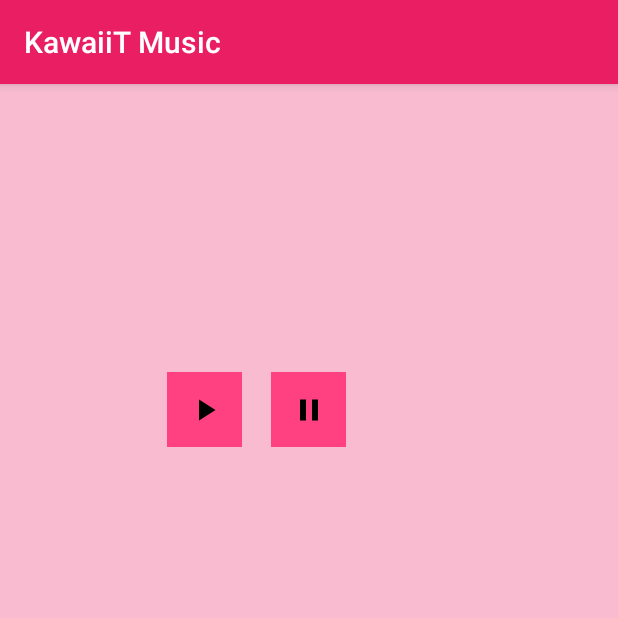
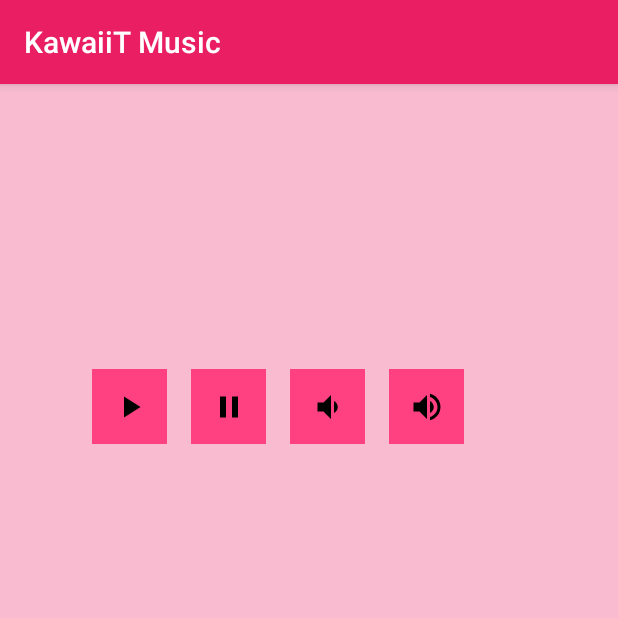
Before and after one commit to laramartin/android_udacity_course, an Android app: the screen it shows after launch (MainActivity), on a phone screen of 412 x 824 dp, the top half of it. Run offline under Robolectric (Android 15) with nearby library versions, the phone set to English and light mode, and no system bars; 4 statements that could not run were skipped.

Commit message:
volume buttons

```diff
--- /dev/null
+++ b/KawaiiMusicPlayer/app/src/main/res/drawable/ic_volume_down_black_24dp.xml
@@ -0,0 +1,9 @@
+<vector xmlns:android="http://schemas.android.com/apk/res/android"
+        android:width="24dp"
+        android:height="24dp"
+        android:viewportWidth="24.0"
+        android:viewportHeight="24.0">
+    <path
+        android:fillColor="#FF000000"
+        android:pathData="M18.5,12c0,-1.77 -1.02,-3.29 -2.5,-4.03v8.05c1.48,-0.73 2.5,-2.25 2.5,-4.02zM5,9v6h4l5,5V4L9,9H5z"/>
+</vector>
--- /dev/null
+++ b/KawaiiMusicPlayer/app/src/main/res/drawable/ic_volume_up_black_24dp.xml
@@ -0,0 +1,9 @@
+<vector xmlns:android="http://schemas.android.com/apk/res/android"
+        android:width="24dp"
+        android:height="24dp"
+        android:viewportWidth="24.0"
+        android:viewportHeight="24.0">
+    <path
+        android:fillColor="#FF000000"
+        android:pathData="M3,9v6h4l5,5L12,4L7,9L3,9zM16.5,12c0,-1.77 -1.02,-3.29 -2.5,-4.03v8.05c1.48,-0.73 2.5,-2.25 2.5,-4.02zM14,3.23v2.06c2.89,0.86 5,3.54 5,6.71s-2.11,5.85 -5,6.71v2.06c4.01,-0.91 7,-4.49 7,-8.77s-2.99,-7.86 -7,-8.77z"/>
+</vector>
--- a/KawaiiMusicPlayer/app/src/main/res/layout/activity_main.xml
+++ b/KawaiiMusicPlayer/app/src/main/res/layout/activity_main.xml
@@ -16,15 +16,15 @@
         android:layout_height="50dp"
         android:text="Play"
         android:id="@+id/play"
-        android:layout_marginTop="176dp"
+        android:layout_marginTop="174dp"
         android:background="@color/colorAccent"
         android:src="@drawable/ic_play_arrow_black_24dp"
         android:onClick="playPlayer"
         android:layout_alignParentTop="true"
         android:layout_alignParentLeft="true"
         android:layout_alignParentStart="true"
-        android:layout_marginLeft="95dp"
-        android:layout_marginStart="95dp" />
+        android:layout_marginLeft="45dp"
+        android:layout_marginStart="45dp"/>
 
     <ImageButton
         android:layout_width="50dp"
@@ -34,7 +34,31 @@
         android:src="@drawable/ic_pause_black_24dp"
         android:onClick="pausePlayer"
         android:layout_alignTop="@+id/play"
-        android:layout_centerHorizontal="true" />
+        android:layout_toRightOf="@+id/play"
+        android:layout_toEndOf="@+id/play"
+        android:layout_marginLeft="16dp"/>
 
+    <ImageButton
+        android:layout_width="50dp"
+        android:layout_height="50dp"
+        android:src="@drawable/ic_volume_down_black_24dp"
+        android:id="@+id/imageButton2"
+        android:layout_alignTop="@+id/imageButton"
+        android:layout_toRightOf="@+id/pause"
+        android:layout_toEndOf="@+id/pause"
+        android:layout_marginLeft="16dp"
+        android:background="@color/colorAccent"
+        android:onClick="downVolume" />
 
+    <ImageButton
+        android:layout_width="50dp"
+        android:layout_height="50dp"
+        android:src="@drawable/ic_volume_up_black_24dp"
+        android:id="@+id/imageButton"
+        android:layout_alignTop="@+id/pause"
+        android:layout_toRightOf="@+id/imageButton2"
+        android:layout_toEndOf="@+id/imageButton2"
+        android:layout_marginLeft="16dp"
+        android:background="@color/colorAccent"
+        android:onClick="upVolume"/>
 </RelativeLayout>
```
